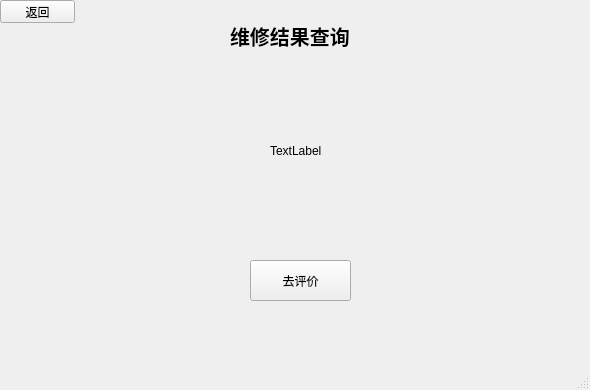
Qt form mainwindow5.ui (code-aifarmer/Home-appliance-information-management-system-) before a commit.
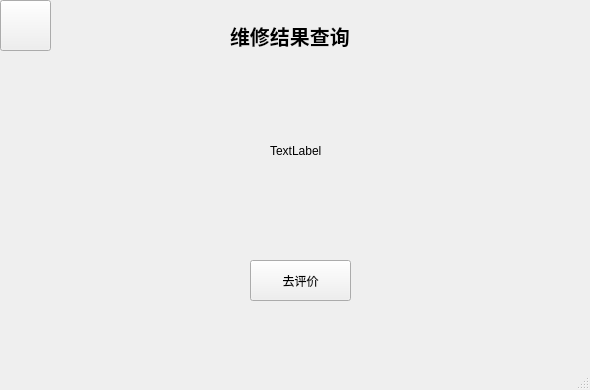
The same form after that commit. Icons and pictures are not drawn.

```diff
--- a/mainwindow5.ui
+++ b/mainwindow5.ui
@@ -65,12 +65,17 @@
      <rect>
       <x>0</x>
       <y>0</y>
-      <width>75</width>
-      <height>23</height>
+      <width>51</width>
+      <height>51</height>
      </rect>
     </property>
+    <property name="styleSheet">
+     <string notr="true">QPushButton{
+border-image: url(:/Desktop/10.png);
+}</string>
+    </property>
     <property name="text">
-     <string>返回</string>
+     <string/>
     </property>
    </widget>
   </widget>
```
